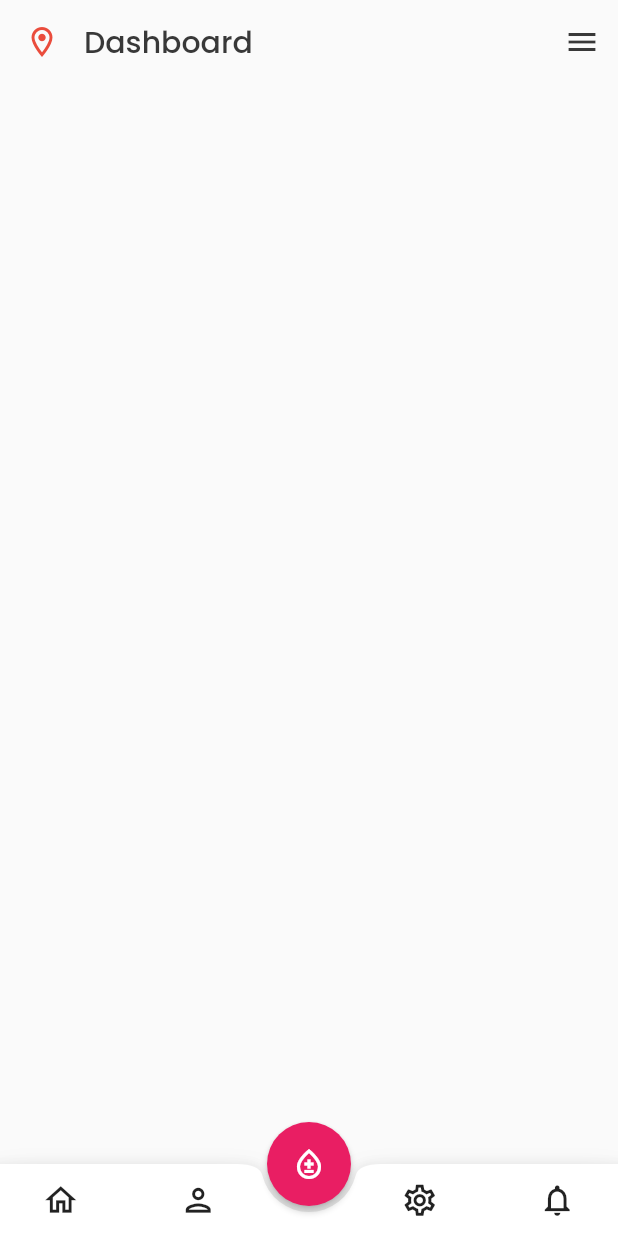
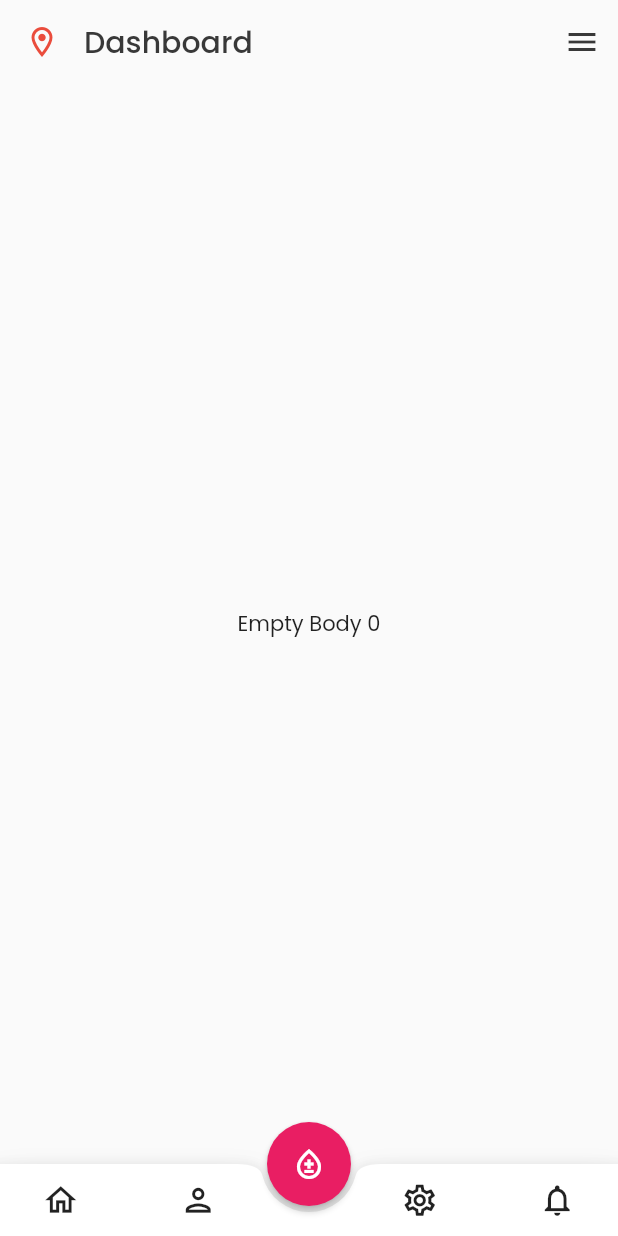
Before and after one commit to nagendrainvweb/connectingLife, a Flutter app: the DashboardPage screen opened by its route, on a phone screen of 412 x 824 dp. Run offline on Flutter 3.47's test engine with Material 2 defaults, Android fonts, the phone set to English and light mode, and no system bars; our stand-ins replace get_it, google_fonts, introduction_screen, stacked_services; missing offline and left inert: dart:html.

Commit message:
dashboard

```diff
--- a/clife/lib/screens/dashboard/dashboard_page.dart
+++ b/clife/lib/screens/dashboard/dashboard_page.dart
@@ -1,3 +1,5 @@
+import 'dart:html';
+
 import 'package:clife/screens/dashboard/home_widget.dart';
 import 'package:clife/util/app_color.dart';
 import 'package:clife/util/utility.dart';
@@ -12,6 +14,7 @@ class DashboardPage extends StatefulWidget {
 }
 
 class _DashboardPageState extends State<DashboardPage> {
+   PageController _myPage = PageController(initialPage: 0);
   @override
   Widget build(BuildContext context) {
     return Scaffold(
@@ -44,7 +47,11 @@ class _DashboardPageState extends State<DashboardPage> {
         elevation: 0,
       ),
       floatingActionButton: FloatingActionButton(
-        onPressed: () {},
+        onPressed: () {
+           setState(() {
+                  _myPage.jumpToPage(2);
+                });
+        },
         tooltip: 'Increment',
         child: Icon(
           Icons.bloodtype_outlined,
@@ -66,7 +73,9 @@ class _DashboardPageState extends State<DashboardPage> {
                 Icons.home_outlined,
               ),
               onPressed: () {
-                Utility.pushToNext(context, HomeWidgetPage());
+                 setState(() {
+                  _myPage.jumpToPage(0);
+                });
               },
             ),
             IconButton(
@@ -76,22 +85,12 @@ class _DashboardPageState extends State<DashboardPage> {
                 Icons.person_outlined,
               ),
               onPressed: () {
-                // setState(() {
-                //   _myPage.jumpToPage(1);
-                // });
+                setState(() {
+                  _myPage.jumpToPage(1);
+                });
               },
             ),
-            // Expanded(
-            //   child: IconButton(
-            //     iconSize: 30.0,
-            //     icon: Icon(Icons.bloodtype_outlined,),
-            //     onPressed: () {
-            //       // setState(() {
-            //       //   _myPage.jumpToPage(2);
-            //       // });
-            //     },
-            //   ),
-            // ),
+
             IconButton(
               iconSize: 25.0,
               padding: EdgeInsets.only(left: 28.0),
@@ -99,9 +98,9 @@ class _DashboardPageState extends State<DashboardPage> {
                 Icons.settings_outlined,
               ),
               onPressed: () {
-                // setState(() {
-                //   _myPage.jumpToPage(2);
-                // });
+                setState(() {
+                  _myPage.jumpToPage(3);
+                });
               },
             ),
             IconButton(
@@ -111,16 +110,48 @@ class _DashboardPageState extends State<DashboardPage> {
                 Icons.notifications_outlined,
               ),
               onPressed: () {
-                // setState(() {
-                //   _myPage.jumpToPage(3);
-                // });
+                setState(() {
+                  _myPage.jumpToPage(4);
+                });
               },
             )
           ],
         ),
       ),
+      body: PageView(
+        controller: _myPage,
+        onPageChanged: (int) {
+          print('Page Changes to index $int');
+        },
+        children: <Widget>[
+          Center(
+            child: Container(
+              child: Text('Empty Body 0'),
+            ),
+          ),
+          Center(
+            child: Container(
+              child: Text('Empty Body 1'),
+            ),
+          ),
+          Center(
+            child: Container(
+              child: Text('Empty Body 2'),
+            ),
+          ),
+          Center(
+            child: Container(
+              child: Text('Empty Body 3'),
+            ),
+          ),
+           Center(
+            child: Container(
+              child: Text('Empty Body 3'),
+            ),
+          ),
+        ],
+        physics:NeverScrollableScrollPhysics(),
+      ),
     );
-
-
   }
 }
--- a/clife/lib/screens/dashboard/home_widget.dart
+++ b/clife/lib/screens/dashboard/home_widget.dart
@@ -5,7 +5,7 @@ class HomeWidgetPage extends StatelessWidget {
 
   @override
   Widget build(BuildContext context) {
-    return ListView(
+    return Column(
       children: [
         SizedBox(
           height: 20,
```
